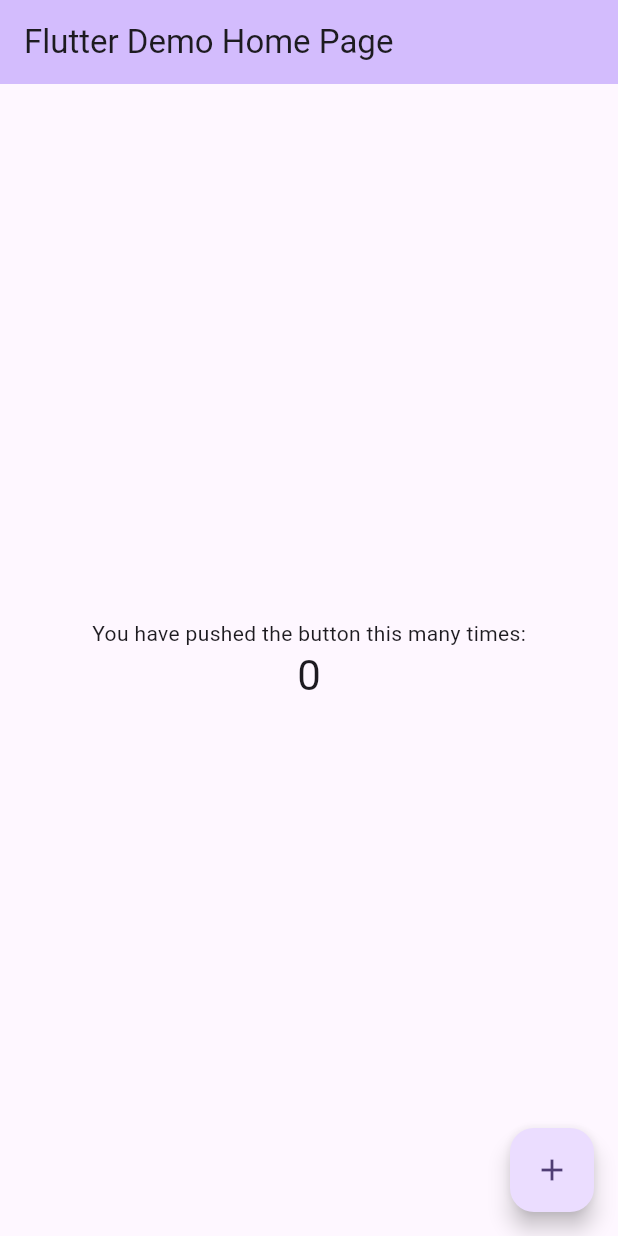
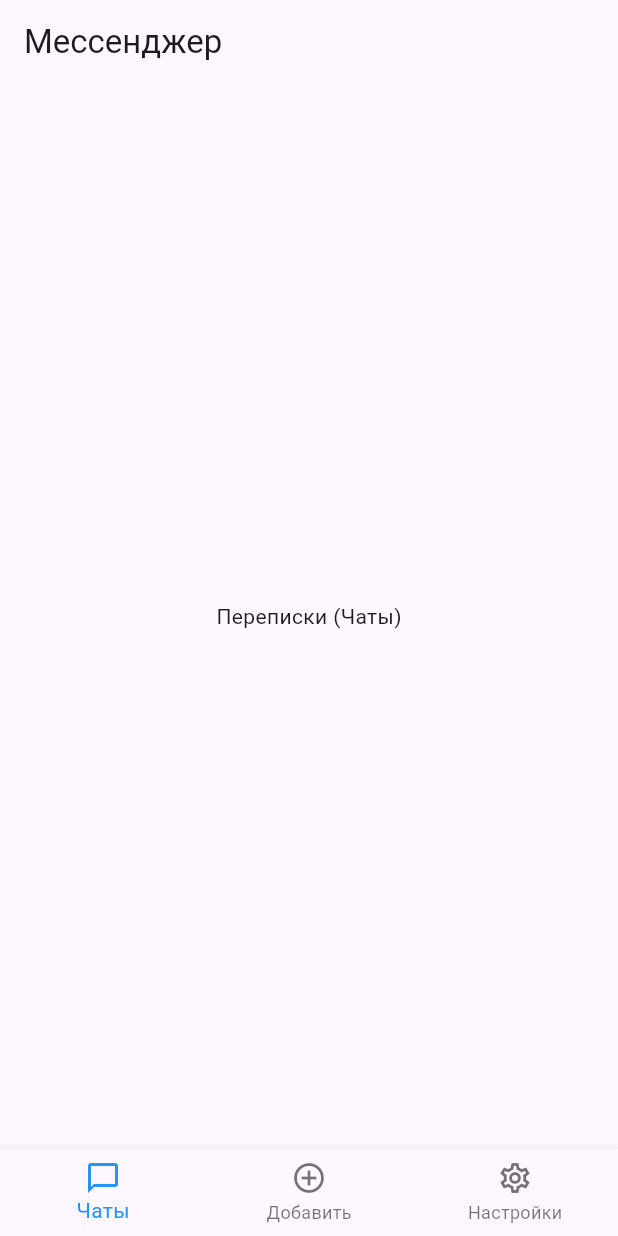
Before and after one commit to DoszhanAlybayev/messenger, a Flutter app: the screen it shows after launch, on a phone screen of 412 x 824 dp. Run offline on Flutter 3.47's test engine with Material 3 defaults, Android fonts, the phone set to English and light mode, and no system bars; our stand-ins replace bloc, equatable, flutter_bloc.

Commit message:
home page

```diff
--- /dev/null
+++ b/messenger/lib/home_page.dart
@@ -0,0 +1,62 @@
+// lib/home_page.dart
+import 'package:flutter/material.dart';
+
+class HomePage extends StatefulWidget {
+  const HomePage({super.key});
+
+  @override
+  State<HomePage> createState() => _HomePageState();
+}
+
+class _HomePageState extends State<HomePage> {
+  int _selectedIndex = 0; // Индекс выбранного пункта в навигационной панели
+
+  // Список виджетов, которые будут отображаться по центру
+  static final List<Widget> _widgetOptions = <Widget>[
+    // Здесь мы пока будем просто отображать заглушки
+    // Позже мы заменим их на реальные экраны
+    const Center(child: Text('Переписки (Чаты)')),
+    const Center(child: Text('Поиск пользователей')),
+    const Center(child: Text('Настройки')),
+  ];
+
+  void _onItemTapped(int index) {
+    setState(() {
+      _selectedIndex = index;
+    });
+  }
+
+  @override
+  Widget build(BuildContext context) {
+    return Scaffold(
+      // --- Верхний навбар ---
+      appBar: AppBar(
+        title: const Text('Мессенджер'),
+      ),
+
+      // --- Центральная часть (содержимое) ---
+      body: _widgetOptions.elementAt(_selectedIndex),
+
+      // --- Нижний навбар ---
+      bottomNavigationBar: BottomNavigationBar(
+        items: const <BottomNavigationBarItem>[
+          BottomNavigationBarItem(
+            icon: Icon(Icons.chat_bubble_outline),
+            label: 'Чаты',
+          ),
+          BottomNavigationBarItem(
+            icon: Icon(Icons.add_circle_outline),
+            label: 'Добавить',
+          ),
+          BottomNavigationBarItem(
+            icon: Icon(Icons.settings_outlined),
+            label: 'Настройки',
+          ),
+        ],
+        currentIndex: _selectedIndex,
+        selectedItemColor: Colors.blue,
+        onTap: _onItemTapped,
+      ),
+    );
+  }
+}
--- a/messenger/lib/main.dart
+++ b/messenger/lib/main.dart
@@ -1,4 +1,6 @@
+// main.dart
 import 'package:flutter/material.dart';
+import 'package:messenger/home_page.dart';
 
 void main() {
   runApp(const MyApp());
@@ -7,116 +9,14 @@ void main() {
 class MyApp extends StatelessWidget {
   const MyApp({super.key});
 
-  // This widget is the root of your application.
   @override
   Widget build(BuildContext context) {
     return MaterialApp(
-      title: 'Flutter Demo',
+      title: 'Мессенджер',
       theme: ThemeData(
-        // This is the theme of your application.
-        //
-        // TRY THIS: Try running your application with "flutter run". You'll see
-        // the application has a purple toolbar. Then, without quitting the app,
-        // try changing the seedColor in the colorScheme below to Colors.green
-        // and then invoke "hot reload" (save your changes or press the "hot
-        // reload" button in a Flutter-supported IDE, or press "r" if you used
-        // the command line to start the app).
-        //
-        // Notice that the counter didn't reset back to zero; the application
-        // state is not lost during the reload. To reset the state, use hot
-        // restart instead.
-        //
-        // This works for code too, not just values: Most code changes can be
-        // tested with just a hot reload.
-        colorScheme: ColorScheme.fromSeed(seedColor: Colors.deepPurple),
+        primarySwatch: Colors.blue,
       ),
-      home: const MyHomePage(title: 'Flutter Demo Home Page'),
+      home: const HomePage(), // Главная страница теперь HomePage
     );
   }
 }
-
-class MyHomePage extends StatefulWidget {
-  const MyHomePage({super.key, required this.title});
-
-  // This widget is the home page of your application. It is stateful, meaning
-  // that it has a State object (defined below) that contains fields that affect
-  // how it looks.
-
-  // This class is the configuration for the state. It holds the values (in this
-  // case the title) provided by the parent (in this case the App widget) and
-  // used by the build method of the State. Fields in a Widget subclass are
-  // always marked "final".
-
-  final String title;
-
-  @override
-  State<MyHomePage> createState() => _MyHomePageState();
-}
-
-class _MyHomePageState extends State<MyHomePage> {
-  int _counter = 0;
-
-  void _incrementCounter() {
-    setState(() {
-      // This call to setState tells the Flutter framework that something has
-      // changed in this State, which causes it to rerun the build method below
-      // so that the display can reflect the updated values. If we changed
-      // _counter without calling setState(), then the build method would not be
-      // called again, and so nothing would appear to happen.
-      _counter++;
-    });
-  }
-
-  @override
-  Widget build(BuildContext context) {
-    // This method is rerun every time setState is called, for instance as done
-    // by the _incrementCounter method above.
-    //
-    // The Flutter framework has been optimized to make rerunning build methods
-    // fast, so that you can just rebuild anything that needs updating rather
-    // than having to individually change instances of widgets.
-    return Scaffold(
-      appBar: AppBar(
-        // TRY THIS: Try changing the color here to a specific color (to
-        // Colors.amber, perhaps?) and trigger a hot reload to see the AppBar
-        // change color while the other colors stay the same.
-        backgroundColor: Theme.of(context).colorScheme.inversePrimary,
-        // Here we take the value from the MyHomePage object that was created by
-        // the App.build method, and use it to set our appbar title.
-        title: Text(widget.title),
-      ),
-      body: Center(
-        // Center is a layout widget. It takes a single child and positions it
-        // in the middle of the parent.
-        child: Column(
-          // Column is also a layout widget. It takes a list of children and
-          // arranges them vertically. By default, it sizes itself to fit its
-          // children horizontally, and tries to be as tall as its parent.
-          //
-          // Column has various properties to control how it sizes itself and
-          // how it positions its children. Here we use mainAxisAlignment to
-          // center the children vertically; the main axis here is the vertical
-          // axis because Columns are vertical (the cross axis would be
-          // horizontal).
-          //
-          // TRY THIS: Invoke "debug painting" (choose the "Toggle Debug Paint"
-          // action in the IDE, or press "p" in the console), to see the
-          // wireframe for each widget.
-          mainAxisAlignment: MainAxisAlignment.center,
-          children: <Widget>[
-            const Text('You have pushed the button this many times:'),
-            Text(
-              '$_counter',
-              style: Theme.of(context).textTheme.headlineMedium,
-            ),
-          ],
-        ),
-      ),
-      floatingActionButton: FloatingActionButton(
-        onPressed: _incrementCounter,
-        tooltip: 'Increment',
-        child: const Icon(Icons.add),
-      ), // This trailing comma makes auto-formatting nicer for build methods.
-    );
-  }
-}
--- a/messenger/pubspec.yaml
+++ b/messenger/pubspec.yaml
@@ -30,6 +30,8 @@ environment:
 dependencies:
   flutter:
     sdk: flutter
+  flutter_bloc: ^8.1.3
+  equatable: ^2.0.5
 
   # The following adds the Cupertino Icons font to your application.
   # Use with the CupertinoIcons class for iOS style icons.
```
Also changed, not shown: messenger/lib/bloc/chat_bloc.dart (added, +42 -0 lines), messenger/lib/bloc/chat_event.dart (added, +14 -0 lines), messenger/lib/bloc/chat_state.dart (added, +17 -0 lines), messenger/lib/models/message.dart (added, +11 -0 lines), messenger/lib/screens/chat_screen.dart (added, +88 -0 lines), messenger/pubspec.lock.
